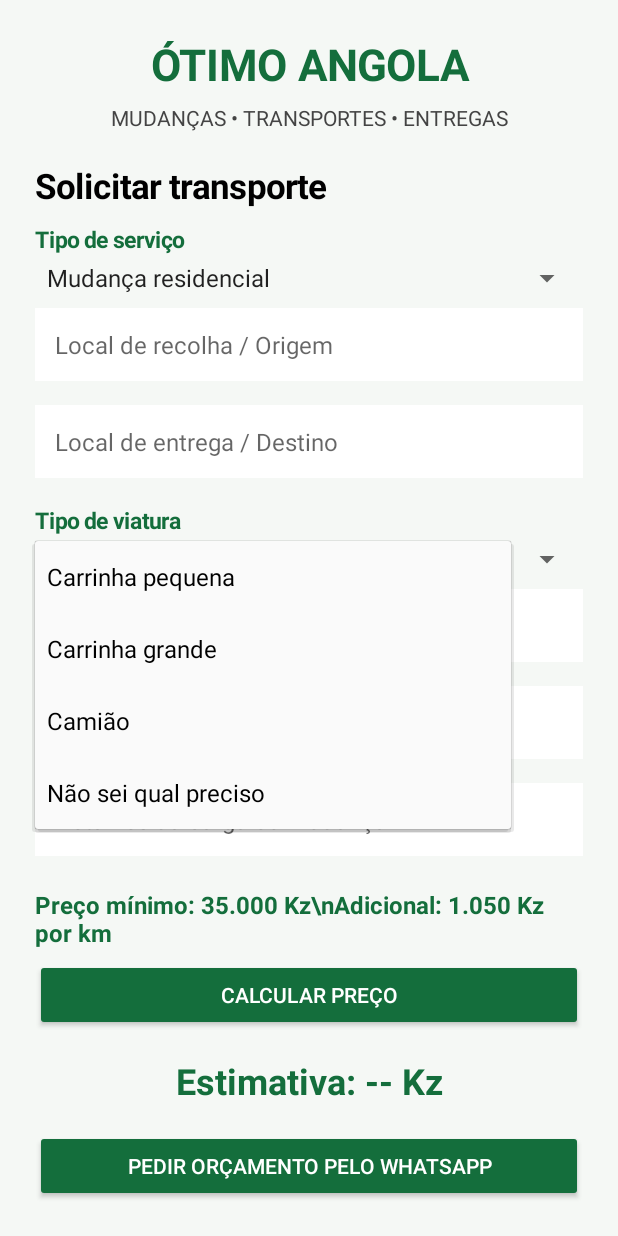
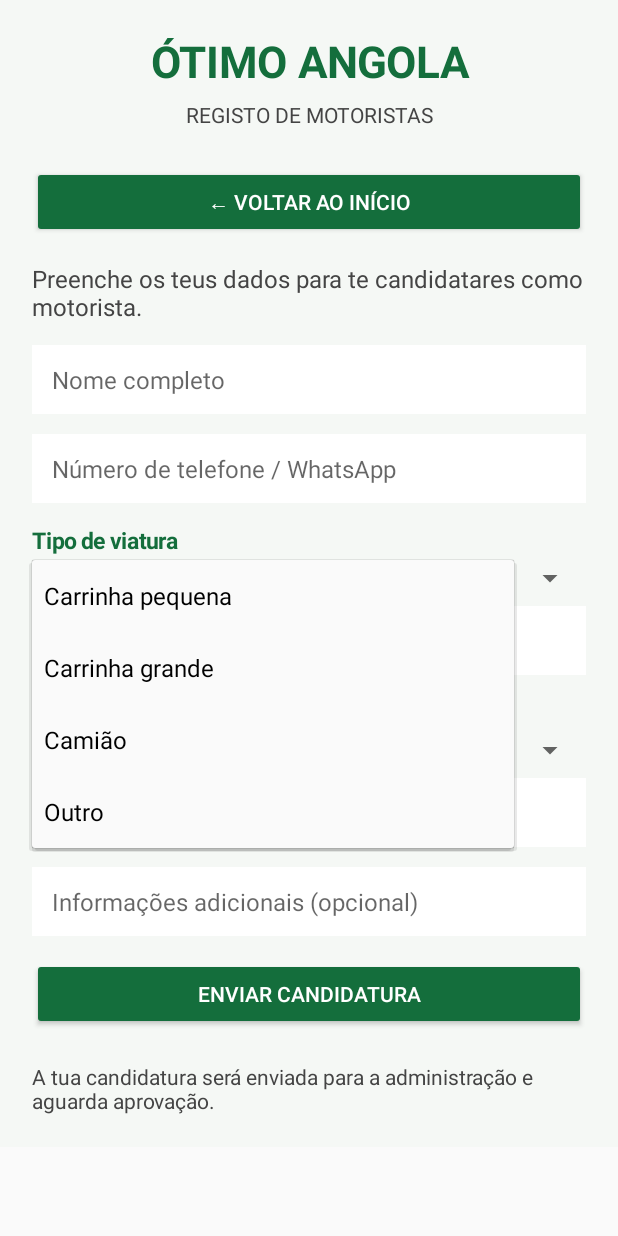
Before and after one commit to novo336/otimo-angola-app, an Android app: the screen it shows after launch (MainActivity), after a tap on "Carrinha pequena", on a phone screen of 412 x 824 dp. Run offline under Robolectric (Android 15) with nearby library versions, the phone set to English and light mode, and no system bars; 3 other taps on this screen came first.

Commit message:
Atualizar o MainActivity.java

```diff
--- a/app/src/main/java/ao/otimoangola/app/MainActivity.java
+++ b/app/src/main/java/ao/otimoangola/app/MainActivity.java
@@ -15,274 +15,305 @@ import java.util.Locale;
 
 public class MainActivity extends Activity {
 
-    private EditText origem, destino, detalhes, telefone, distancia;
-    private Spinner servico, viatura;
+    private LinearLayout layout;
+    private EditText origem, destino, telefone, detalhes, distancia;
+    private EditText nomeMotorista, telefoneMotorista, matricula, municipio;
+    private Spinner servico, viatura, tipoViatura, provincia;
     private TextView precoTexto;
 
     private final int verde = Color.rgb(20, 110, 60);
-    private final int precoBase = 35000;
-    private final int precoKm = 1050;
+    private final int base = 35000;
+    private final int porKm = 1050;
+
+    // SUBSTITUIR PELO WHATSAPP REAL DA ADMINISTRAÇÃO
+    private final String whatsappAdmin = "244900000000";
 
     @Override
     protected void onCreate(Bundle savedInstanceState) {
         super.onCreate(savedInstanceState);
+        mostrarInicio();
+    }
 
+    private void prepararLayout() {
         ScrollView scroll = new ScrollView(this);
+        layout = new LinearLayout(this);
+        layout.setOrientation(LinearLayout.VERTICAL);
+        layout.setPadding(32, 32, 32, 32);
+        layout.setBackgroundColor(Color.rgb(245, 248, 245));
+        scroll.addView(layout);
+        setContentView(scroll);
+    }
 
-        LinearLayout layout = new LinearLayout(this);
-        layout.setOrientation(LinearLayout.VERTICAL);
-        layout.setPadding(35, 35, 35, 35);
-        layout.setBackgroundColor(Color.rgb(245, 248, 245));
-
-        scroll.addView(layout);
-
+    private void cabecalho(String subtitulo) {
         TextView logo = new TextView(this);
         logo.setText("ÓTIMO ANGOLA");
+        logo.setTextColor(verde);
         logo.setTextSize(29);
         logo.setTypeface(null, Typeface.BOLD);
-        logo.setTextColor(verde);
         logo.setGravity(Gravity.CENTER);
         layout.addView(logo);
 
-        TextView subtitulo = new TextView(this);
-        subtitulo.setText("MUDANÇAS • TRANSPORTES • ENTREGAS");
-        subtitulo.setTextSize(14);
-        subtitulo.setTextColor(Color.DKGRAY);
-        subtitulo.setGravity(Gravity.CENTER);
-        subtitulo.setPadding(0, 10, 0, 30);
-        layout.addView(subtitulo);
+        TextView sub = new TextView(this);
+        sub.setText(subtitulo);
+        sub.setTextColor(Color.DKGRAY);
+        sub.setTextSize(14);
+        sub.setGravity(Gravity.CENTER);
+        sub.setPadding(0, 10, 0, 25);
+        layout.addView(sub);
+    }
 
-        TextView titulo = new TextView(this);
-        titulo.setText("Solicitar transporte");
-        titulo.setTextSize(23);
-        titulo.setTypeface(null, Typeface.BOLD);
-        titulo.setTextColor(Color.BLACK);
+    private void mostrarInicio() {
+        prepararLayout();
+        cabecalho("MUDANÇAS • TRANSPORTES • ENTREGAS");
+
+        TextView titulo = texto("Bem-vindo à ÓTIMO ANGOLA", 22, Color.BLACK, true);
         layout.addView(titulo);
 
-        servico = criarSpinner(layout, "Tipo de serviço",
-                new String[]{
-                    "Mudança residencial",
-                    "Transporte de mercadorias",
-                    "Entrega"
-                });
+        Button cliente = botao("SOU CLIENTE — PEDIR TRANSPORTE");
+        layout.addView(cliente);
+        cliente.setOnClickListener(v -> mostrarCliente());
 
-        origem = criarCampo(layout, "Local de recolha / Origem");
-        destino = criarCampo(layout, "Local de entrega / Destino");
+        Button motorista = botao("SOU MOTORISTA — CADASTRAR VIATURA");
+        layout.addView(motorista);
+        motorista.setOnClickListener(v -> mostrarMotorista());
 
-        viatura = criarSpinner(layout, "Tipo de viatura",
-                new String[]{
-                    "Carrinha pequena",
-                    "Carrinha grande",
-                    "Camião",
-                    "Não sei qual preciso"
-                });
+        TextView info = texto(
+                "Ligamos clientes a motoristas de mudanças e transportes.",
+                16, Color.DKGRAY, false
+        );
+        info.setPadding(0, 30, 0, 0);
+        layout.addView(info);
+    }
 
-        distancia = criarCampo(layout, "Distância estimada em km");
-        distancia.setInputType(
-                InputType.TYPE_CLASS_NUMBER |
-                InputType.TYPE_NUMBER_FLAG_DECIMAL
-        );
+    private void mostrarCliente() {
+        prepararLayout();
+        cabecalho("PEDIDO DE TRANSPORTE");
 
-        telefone = criarCampo(layout, "O teu número de telefone");
+        Button voltar = botao("← VOLTAR AO INÍCIO");
+        layout.addView(voltar);
+        voltar.setOnClickListener(v -> mostrarInicio());
+
+        servico = spinner("Tipo de serviço",
+                new String[]{"Mudança residencial",
+                "Transporte de mercadorias", "Entrega"});
+
+        origem = campo("Origem / local de recolha");
+        destino = campo("Destino / local de entrega");
+
+        viatura = spinner("Tipo de viatura",
+                new String[]{"Carrinha pequena", "Carrinha grande",
+                "Camião", "Não sei qual preciso"});
+
+        distancia = campo("Distância aproximada em km");
+        distancia.setInputType(InputType.TYPE_CLASS_NUMBER |
+                InputType.TYPE_NUMBER_FLAG_DECIMAL);
+
+        telefone = campo("Número de telefone");
         telefone.setInputType(InputType.TYPE_CLASS_PHONE);
 
-        detalhes = criarCampo(layout, "Detalhes da carga ou mudança");
+        detalhes = campo("Detalhes da carga ou mudança");
 
-        TextView regra = new TextView(this);
-        regra.setText("Preço mínimo: 35.000 Kz\\n" +
-                "Adicional: 1.050 Kz por km");
-        regra.setTextColor(verde);
-        regra.setTextSize(16);
-        regra.setTypeface(null, Typeface.BOLD);
-        regra.setPadding(0, 20, 0, 10);
+        TextView regra = texto("Mínimo: 35.000 Kz  |  1.050 Kz/km",
+                16, verde, true);
         layout.addView(regra);
 
-        Button calcular = new Button(this);
-        calcular.setText("CALCULAR PREÇO");
-        calcular.setTextColor(Color.WHITE);
-        calcular.setBackgroundTintList(
-                android.content.res.ColorStateList.valueOf(verde)
-        );
+        Button calcular = botao("CALCULAR PREÇO");
         layout.addView(calcular);
 
-        precoTexto = new TextView(this);
-        precoTexto.setText("Estimativa: -- Kz");
-        precoTexto.setTextSize(24);
-        precoTexto.setTypeface(null, Typeface.BOLD);
-        precoTexto.setTextColor(verde);
-        precoTexto.setGravity(Gravity.CENTER);
-        precoTexto.setPadding(0, 25, 0, 25);
+        precoTexto = texto("Estimativa: —", 23, verde, true);
         layout.addView(precoTexto);
 
         calcular.setOnClickListener(v -> calcularPreco());
 
-        Button enviar = new Button(this);
-        enviar.setText("PEDIR ORÇAMENTO PELO WHATSAPP");
-        enviar.setTextColor(Color.WHITE);
-        enviar.setBackgroundTintList(
-                android.content.res.ColorStateList.valueOf(verde)
-        );
-
+        Button enviar = botao("ENVIAR PEDIDO PELO WHATSAPP");
         layout.addView(enviar);
-        enviar.setOnClickListener(v -> enviarPedido());
-
-        TextView rodape = new TextView(this);
-        rodape.setText("ÓTIMO ANGOLA\\nA sua mudança, o nosso compromisso.");
-        rodape.setTextColor(verde);
-        rodape.setGravity(Gravity.CENTER);
-        rodape.setPadding(0, 30, 0, 30);
-        layout.addView(rodape);
-
-        setContentView(scroll);
+        enviar.setOnClickListener(v -> enviarPedidoCliente());
     }
 
-    private EditText criarCampo(LinearLayout layout, String hint) {
-        EditText campo = new EditText(this);
-        campo.setHint(hint);
-        campo.setTextSize(16);
-        campo.setPadding(20, 20, 20, 20);
-        campo.setBackgroundColor(Color.WHITE);
+    private void mostrarMotorista() {
+        prepararLayout();
+        cabecalho("REGISTO DE MOTORISTAS");
 
-        LinearLayout.LayoutParams params =
-                new LinearLayout.LayoutParams(
-                    LinearLayout.LayoutParams.MATCH_PARENT,
-                    LinearLayout.LayoutParams.WRAP_CONTENT
-                );
+        Button voltar = botao("← VOLTAR AO INÍCIO");
+        layout.addView(voltar);
+        voltar.setOnClickListener(v -> mostrarInicio());
 
-        params.setMargins(0, 12, 0, 12);
-        layout.addView(campo, params);
+        TextView aviso = texto(
+                "Preenche os teus dados para te candidatares como motorista.",
+                16, Color.DKGRAY, false);
+        layout.addView(aviso);
 
-        return campo;
+        nomeMotorista = campo("Nome completo");
+        telefoneMotorista = campo("Número de telefone / WhatsApp");
+        telefoneMotorista.setInputType(InputType.TYPE_CLASS_PHONE);
+
+        tipoViatura = spinner("Tipo de viatura",
+                new String[]{"Carrinha pequena", "Carrinha grande",
+                "Camião", "Outro"});
+
+        matricula = campo("Matrícula da viatura");
+        provincia = spinner("Província",
+                new String[]{"Luanda", "Bengo", "Benguela",
+                "Huambo", "Huíla", "Malanje", "Cuanza Norte",
+                "Cuanza Sul", "Namibe", "Cabinda", "Zaire",
+                "Uíge", "Lunda Norte", "Lunda Sul", "Moxico",
+                "Cuando", "Cubango", "Bié"});
+        municipio = campo("Município onde trabalhas");
+        detalhes = campo("Informações adicionais (opcional)");
+
+        Button enviar = botao("ENVIAR CANDIDATURA");
+        layout.addView(enviar);
+        enviar.setOnClickListener(v -> enviarCadastroMotorista());
+
+        TextView nota = texto(
+                "A tua candidatura será enviada para a administração e aguarda aprovação.",
+                14, Color.DKGRAY, false);
+        nota.setPadding(0, 20, 0, 0);
+        layout.addView(nota);
     }
 
-    private Spinner criarSpinner(LinearLayout layout,
-                               String titulo,
-                               String[] opcoes) {
+    private EditText campo(String dica) {
+        EditText e = new EditText(this);
+        e.setHint(dica);
+        e.setTextSize(16);
+        e.setPadding(20, 18, 20, 18);
+        e.setBackgroundColor(Color.WHITE);
 
-        TextView label = new TextView(this);
-        label.setText(titulo);
-        label.setTextSize(15);
-        label.setTextColor(verde);
-        label.setTypeface(null, Typeface.BOLD);
-        label.setPadding(0, 15, 0, 5);
+        LinearLayout.LayoutParams p = new LinearLayout.LayoutParams(
+                LinearLayout.LayoutParams.MATCH_PARENT,
+                LinearLayout.LayoutParams.WRAP_CONTENT);
+        p.setMargins(0, 10, 0, 10);
+        layout.addView(e, p);
+        return e;
+    }
+
+    private Spinner spinner(String titulo, String[] itens) {
+        TextView label = texto(titulo, 15, verde, true);
+        label.setGravity(Gravity.START);
+        label.setPadding(0, 12, 0, 4);
         layout.addView(label);
 
-        Spinner spinner = new Spinner(this);
-
+        Spinner s = new Spinner(this);
         ArrayAdapter<String> adapter = new ArrayAdapter<>(
-                this,
-                android.R.layout.simple_spinner_item,
-                opcoes
-        );
-
+                this, android.R.layout.simple_spinner_item, itens);
         adapter.setDropDownViewResource(
-                android.R.layout.simple_spinner_dropdown_item
-        );
-
-        spinner.setAdapter(adapter);
-        layout.addView(spinner);
-
-        return spinner;
+                android.R.layout.simple_spinner_dropdown_item);
+        s.setAdapter(adapter);
+        layout.addView(s);
+        return s;
     }
 
-    private long calcularValor() {
-        String textoKm = distancia.getText().toString().trim()
-                .replace(",", ".");
+    private TextView texto(String t, int tamanho, int cor, boolean negrito) {
+        TextView v = new TextView(this);
+        v.setText(t);
+        v.setTextSize(tamanho);
+        v.setTextColor(cor);
+        if (negrito) v.setTypeface(null, Typeface.BOLD);
+        v.setPadding(0, 12, 0, 12);
+        return v;
+    }
 
-        if (textoKm.isEmpty()) {
-            return -1;
-        }
+    private Button botao(String t) {
+        Button b = new Button(this);
+        b.setText(t);
+        b.setTextColor(Color.WHITE);
+        b.setBackgroundTintList(
+                android.content.res.ColorStateList.valueOf(verde));
+        LinearLayout.LayoutParams p = new LinearLayout.LayoutParams(
+                LinearLayout.LayoutParams.MATCH_PARENT,
+                LinearLayout.LayoutParams.WRAP_CONTENT);
+        p.setMargins(0, 12, 0, 12);
+        b.setLayoutParams(p);
+        return b;
+    }
 
+    private long valorCalculado() {
         try {
-            double km = Double.parseDouble(textoKm);
-
-            if (km <= 0 || km > 10000) {
-                return -1;
-            }
-
-            return Math.round(precoBase + (km * precoKm));
-
-        } catch (NumberFormatException e) {
+            String kmTexto = distancia.getText().toString()
+                    .trim().replace(",", ".");
+            if (kmTexto.isEmpty()) return -1;
+            double km = Double.parseDouble(kmTexto);
+            if (km <= 0 || km > 10000) return -1;
+            return Math.round(base + km * porKm);
+        } catch (Exception e) {
             return -1;
         }
     }
 
+    private String formatar(long valor) {
+        return NumberFormat.getInstance(new Locale("pt", "AO"))
+                .format(valor);
+    }
+
     private void calcularPreco() {
-        long preco = calcularValor();
+        long valor = valorCalculado();
+        if (valor < 0) {
+            Toast.makeText(this, "Introduz uma distância válida.",
+                    Toast.LENGTH_LONG).show();
+            return;
+        }
+        precoTexto.setText("Estimativa: " + formatar(valor) + " Kz");
+    }
 
-        if (preco < 0) {
+    private void enviarPedidoCliente() {
+        String o = origem.getText().toString().trim();
+        String d = destino.getText().toString().trim();
+        String t = telefone.getText().toString().trim();
+        long valor = valorCalculado();
+
+        if (o.isEmpty() || d.isEmpty() || t.isEmpty() || valor < 0) {
             Toast.makeText(this,
-                    "Introduz uma distância válida em quilómetros.",
+                    "Preenche origem, destino, telefone e distância válida.",
                     Toast.LENGTH_LONG).show();
             return;
         }
 
-        NumberFormat formato = NumberFormat.getInstance(
-                new Locale("pt", "AO")
-        );
+        String msg = "NOVO PEDIDO - OTIMO ANGOLA\\n" +
+                "Serviço: " + servico.getSelectedItem() + "\\n" +
+                "Origem: " + o + "\\nDestino: " + d +
+                "\\nViatura: " + viatura.getSelectedItem() +
+                "\\nDistância: " + distancia.getText() + " km" +
+                "\\nEstimativa: " + formatar(valor) + " Kz" +
+                "\\nTelefone: " + t +
+                "\\nDetalhes: " + detalhes.getText();
 
-        precoTexto.setText("Estimativa: " +
-                formato.format(preco) + " Kz");
+        abrirWhatsApp(msg);
     }
 
-    private void enviarPedido() {
+    private void enviarCadastroMotorista() {
+        String nome = nomeMotorista.getText().toString().trim();
+        String tel = telefoneMotorista.getText().toString().trim();
+        String mat = matricula.getText().toString().trim();
+        String mun = municipio.getText().toString().trim();
 
-        String o = origem.getText().toString().trim();
-        String d = destino.getText().toString().trim();
-        String t = telefone.getText().toString().trim();
-        String det = detalhes.getText().toString().trim();
-
-        if (o.isEmpty() || d.isEmpty() || t.isEmpty()) {
+        if (nome.isEmpty() || tel.isEmpty() || mat.isEmpty() || mun.isEmpty()) {
             Toast.makeText(this,
-                    "Preenche origem, destino e telefone.",
+                    "Preenche nome, telefone, matrícula e município.",
                     Toast.LENGTH_LONG).show();
             return;
         }
 
-        long preco = calcularValor();
+        String msg = "CANDIDATURA DE MOTORISTA - OTIMO ANGOLA\\n" +
+                "Nome: " + nome +
+                "\\nTelefone: " + tel +
+                "\\nViatura: " + tipoViatura.getSelectedItem() +
+                "\\nMatrícula: " + mat +
+                "\\nProvíncia: " + provincia.getSelectedItem() +
+                "\\nMunicípio: " + mun +
+                "\\nInformações adicionais: " + detalhes.getText() +
+                "\\nEstado: AGUARDA APROVAÇÃO";
 
-        if (preco < 0) {
-            Toast.makeText(this,
-                    "Introduz uma distância válida antes de continuar.",
-                    Toast.LENGTH_LONG).show();
-            return;
-        }
-
-        NumberFormat formato = NumberFormat.getInstance(
-                new Locale("pt", "AO")
-        );
-
-        String texto =
-                "NOVO PEDIDO - OTIMO ANGOLA\\n" +
-                "Serviço: " + servico.getSelectedItem() + "\\n" +
-                "Origem: " + o + "\\n" +
-                "Destino: " + d + "\\n" +
-                "Viatura: " + viatura.getSelectedItem() + "\\n" +
-                "Distância: " + distancia.getText() + " km\\n" +
-                "Preço estimado: " + formato.format(preco) + " Kz\\n" +
-                "Telefone: " + t + "\\n" +
-                "Detalhes: " + det;
-
-        abrirWhatsApp(texto);
+        abrirWhatsApp(msg);
     }
 
-    private void abrirWhatsApp(String texto) {
-
-        String numero = "244900000000";
-
-        String url = "https://wa.me/" + numero +
-                "?text=" + Uri.encode(texto);
-
-        Intent intent = new Intent(
-                Intent.ACTION_VIEW,
-                Uri.parse(url)
-        );
-
+    private void abrirWhatsApp(String msg) {
+        String url = "https://wa.me/" + whatsappAdmin +
+                "?text=" + Uri.encode(msg);
+        Intent i = new Intent(Intent.ACTION_VIEW, Uri.parse(url));
         try {
-            startActivity(intent);
+            startActivity(i);
         } catch (Exception e) {
-            Toast.makeText(this,
-                    "Não foi possível abrir o WhatsApp.",
+            Toast.makeText(this, "Não foi possível abrir o WhatsApp.",
                     Toast.LENGTH_LONG).show();
         }
     }
```
